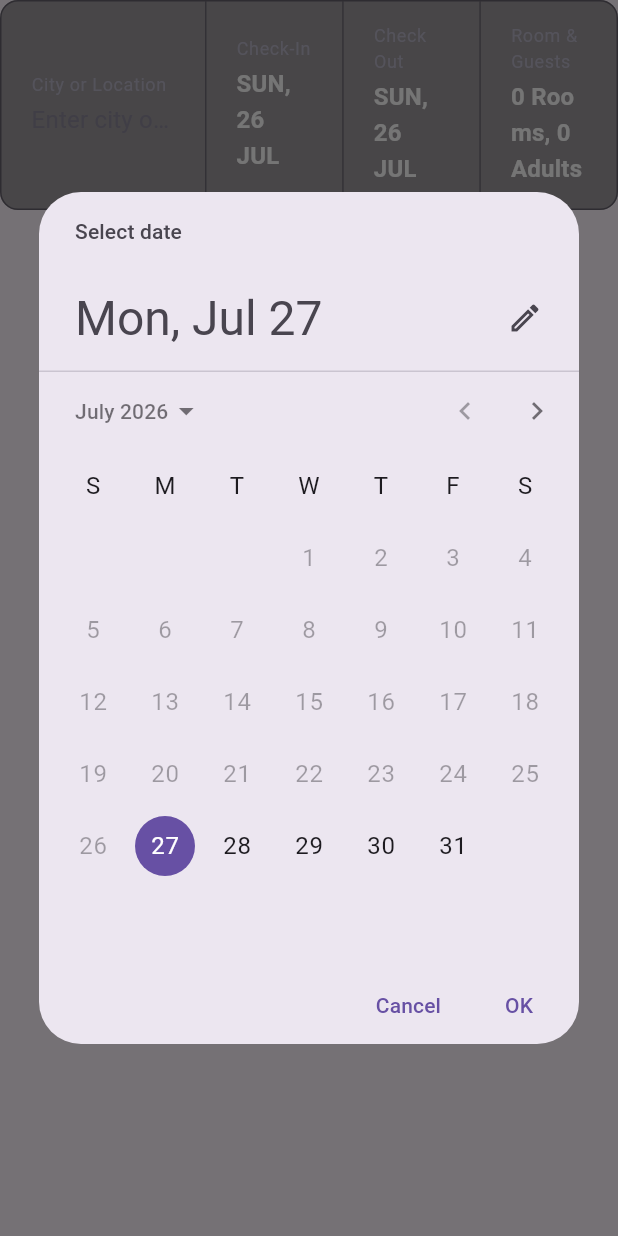
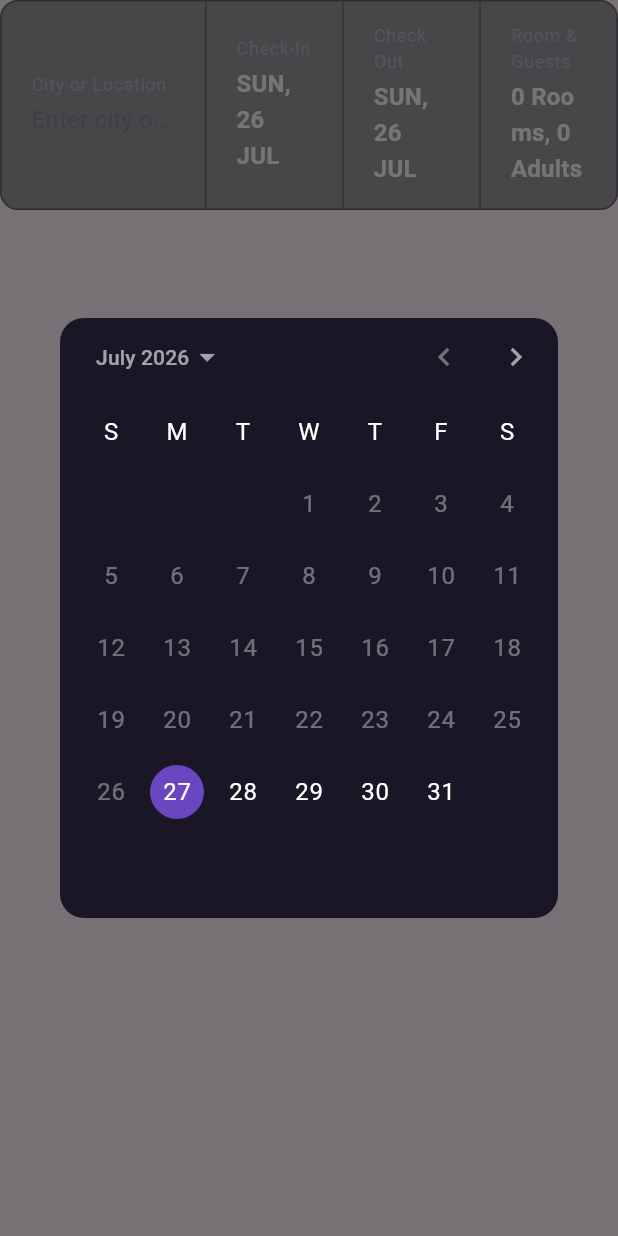
Before and after one commit to meet4128/KheruchiyaCRM, a Flutter app: the HotelSearchBar widget shown alone on an empty page, opened directly with empty values, after a tap on "Check Out", on a phone screen of 412 x 824 dp. Run offline on Flutter 3.47's test engine with Material 3 defaults, Android fonts, the phone set to English and light mode, and no system bars; our stand-ins replace bloc, country_code_picker, dartz, dio, equatable, file_picker and 9 more; missing offline and left inert: dart:html, dart:js_interop, record; accounts and stored records are empty; generated files the repository leaves out were written again; project files that could hold a hidden picture were left out.

Commit message:
- Hotel Booking date selection issue fix

```diff
--- a/lib/features/presentation/hotel_booking/hotel_booking_form_screen.dart
+++ b/lib/features/presentation/hotel_booking/hotel_booking_form_screen.dart
@@ -339,7 +339,7 @@ class _HotelBookingFormCard extends StatelessWidget {
 
               FormFieldWrapper(
                 label: StringConstant.remark,
-                isRequired: true,
+                isRequired: false,
                 child: AppTextField(
                   hint: StringConstant.enterRemark,
                   value: state.remark,
--- a/lib/features/presentation/hotel_booking/widgets/hotel_search_bar.dart
+++ b/lib/features/presentation/hotel_booking/widgets/hotel_search_bar.dart
@@ -55,11 +55,10 @@ class HotelSearchBar extends StatelessWidget {
 
   Future<void> _pickCheckIn(BuildContext context) async {
     final now = DateTime.now();
-    final picked = await showDatePicker(
-      context: context,
+    final picked = await _showCalendarPicker(
+      context,
       initialDate: checkInDate ?? now,
       firstDate: DateTime(now.year, now.month, now.day),
-      lastDate: DateTime(now.year + 5, 12, 31),
     );
     if (picked != null) onCheckInChanged(picked);
   }
@@ -71,13 +70,62 @@ class HotelSearchBar extends StatelessWidget {
         : DateTime(now.year, now.month, now.day);
     final initial =
         (checkOutDate != null && !checkOutDate!.isBefore(first)) ? checkOutDate! : first;
-    final picked = await showDatePicker(
-      context: context,
+    final picked = await _showCalendarPicker(
+      context,
       initialDate: initial,
       firstDate: first,
-      lastDate: DateTime(now.year + 5, 12, 31),
     );
     if (picked != null) onCheckOutChanged(picked);
+  }
+
+  /// Custom calendar dialog with [CalendarDatePicker] so tapping a day selects
+  /// it immediately (no OK/Cancel confirmation step), matching the Air Ticket
+  /// departure/return date selection.
+  static Future<DateTime?> _showCalendarPicker(
+    BuildContext context, {
+    required DateTime initialDate,
+    required DateTime firstDate,
+  }) {
+    final colors = AppTheme.colors(context);
+    return showDialog<DateTime>(
+      context: context,
+      builder: (dialogContext) {
+        return Theme(
+          data: Theme.of(dialogContext).copyWith(
+            colorScheme: ColorScheme.dark(
+              primary: colors.secondary,
+              onPrimary: colors.textOnPrimary,
+              surface: colors.surface,
+              onSurface: colors.textPrimary,
+            ),
+            dialogBackgroundColor: colors.backgroundMedium,
+          ),
+          child: Dialog(
+            backgroundColor: colors.backgroundMedium,
+            insetPadding: const EdgeInsets.symmetric(
+              horizontal: 40,
+              vertical: 24,
+            ),
+            shape: RoundedRectangleBorder(
+              borderRadius: BorderRadius.circular(16),
+            ),
+            child: ConstrainedBox(
+              constraints: const BoxConstraints(maxWidth: 360),
+              child: SizedBox(
+                width: 360,
+                height: 400,
+                child: CalendarDatePicker(
+                  initialDate: initialDate,
+                  firstDate: firstDate,
+                  lastDate: DateTime(firstDate.year + 5, 12, 31),
+                  onDateChanged: (date) => Navigator.pop(dialogContext, date),
+                ),
+              ),
+            ),
+          ),
+        );
+      },
+    );
   }
 
   Future<void> _editRoomGuests(BuildContext context) async {
```
